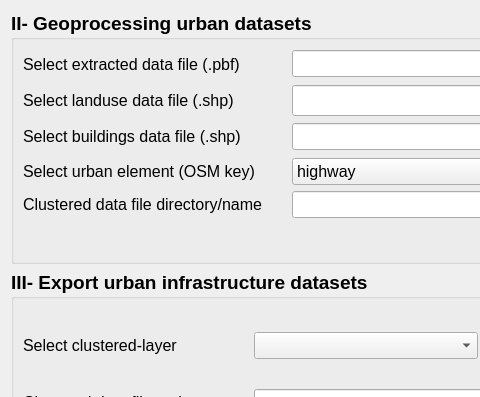
This is flexigis/geoprocess.ui in FlexiGIS/FlexiGIS-plugin as Qt 5 draws it before an edit; both pictures show x 0 to 480 and y 0 to 397 of the 962 by 555 pixel window. The edited form follows.
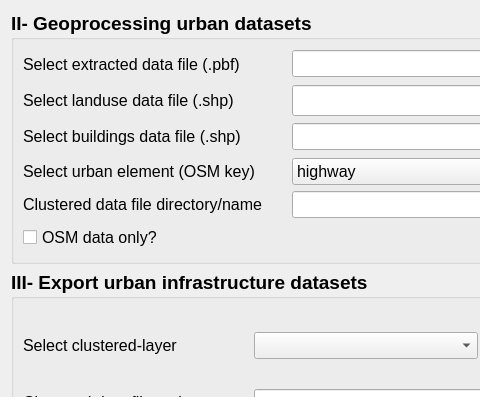
This is the edited form.

Commit message: Added checkbox 'OSM only?' to geoprocess.ui

Diff of the .ui file:
```diff
--- a/flexigis/geoprocess.ui
+++ b/flexigis/geoprocess.ui
@@ -270,6 +270,20 @@
         </property>
        </widget>
       </item>
+      <item row="5" column="0">
+       <widget class="QCheckBox" name="checkBox_3">
+        <property name="font">
+         <font>
+          <pointsize>12</pointsize>
+          <weight>50</weight>
+          <bold>false</bold>
+         </font>
+        </property>
+        <property name="text">
+         <string>OSM data only?</string>
+        </property>
+       </widget>
+      </item>
      </layout>
     </widget>
    </item>
```
